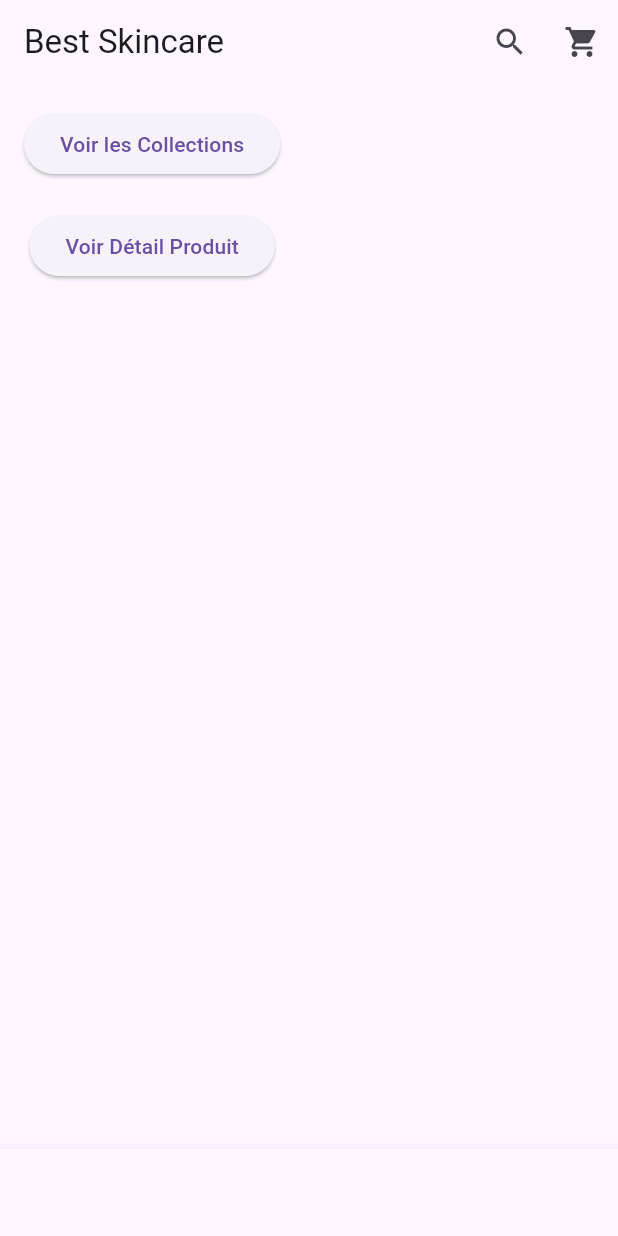
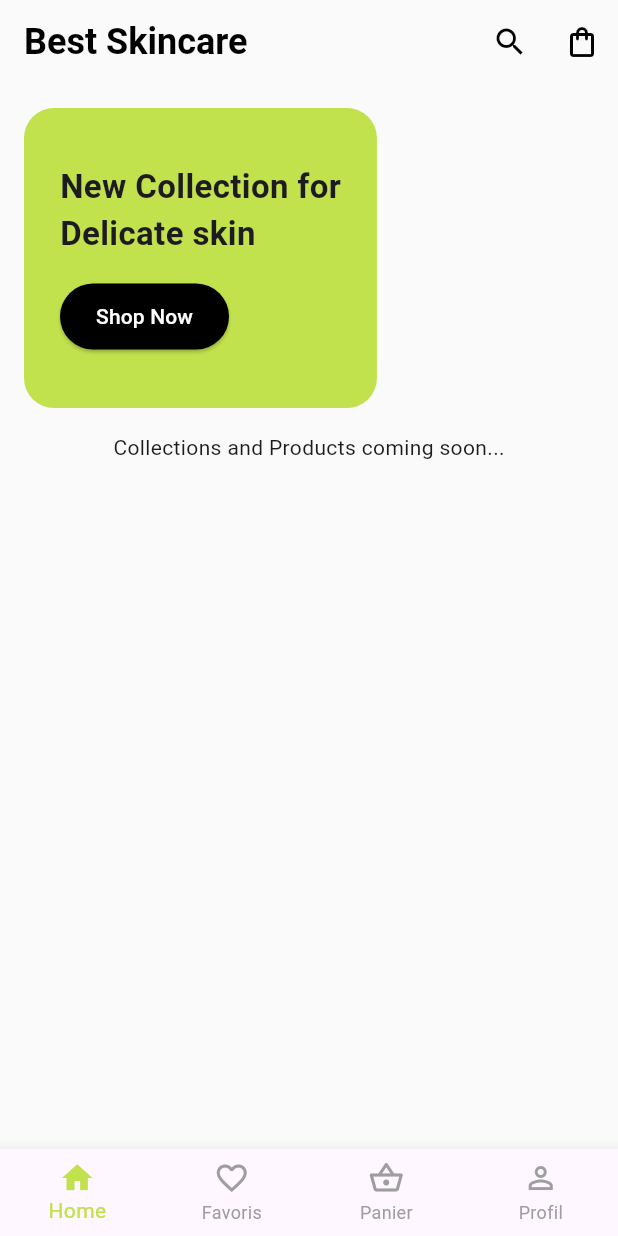
Before and after one commit to desse20/skincare_app, a Flutter app: the screen it shows after launch, on a phone screen of 412 x 824 dp. Run offline on Flutter 3.47's test engine with Material 3 defaults, Android fonts, the phone set to English and light mode, and no system bars.

Commit message:
feat: Add Hero section to HomeScreen

```diff
--- a/lib/screens/home_screen.dart
+++ b/lib/screens/home_screen.dart
@@ -7,61 +7,99 @@ class HomeScreen extends StatelessWidget {
   @override
   Widget build(BuildContext context) {
     return Scaffold(
+      backgroundColor: Colors.grey[50], // Light background
       appBar: AppBar(
-        title: const Text('Best Skincare'),
+        title: const Text(
+          'Best Skincare',
+          style: TextStyle(color: Colors.black, fontSize: 24, fontWeight: FontWeight.bold),
+        ),
+        backgroundColor: Colors.transparent,
+        elevation: 0,
         actions: [
           IconButton(
-            icon: const Icon(Icons.search),
+            icon: const Icon(Icons.search, color: Colors.black),
             onPressed: () {},
           ),
           IconButton(
-            icon: const Icon(Icons.shopping_cart),
+            icon: const Icon(Icons.shopping_bag_outlined, color: Colors.black),
             onPressed: () {
               Navigator.pushNamed(context, AppRoutes.cart);
             },
           ),
         ],
       ),
-      body: Padding(
-        padding: const EdgeInsets.all(16.0),
+      body: SingleChildScrollView(
         child: Column(
+          crossAxisAlignment: CrossAxisAlignment.start,
           children: [
+            // STEP 2: Hero Section
+            Container(
+              margin: const EdgeInsets.all(16),
+              height: 200,
+              decoration: BoxDecoration(
+                color: const Color(0xFFC1E14D), // Lime green from mockup
+                borderRadius: BorderRadius.circular(20),
+              ),
+              child: Stack(
+                children: [
+                  // Placeholder for image (optional for now based on plan)
+                  Padding(
+                    padding: const EdgeInsets.all(24.0),
+                    child: Column(
+                      crossAxisAlignment: CrossAxisAlignment.start,
+                      mainAxisAlignment: MainAxisAlignment.center,
+                      children: [
+                        const Text(
+                          'New Collection for\nDelicate skin',
+                          style: TextStyle(
+                            fontSize: 22,
+                            fontWeight: FontWeight.w600,
+                          ),
+                        ),
+                        const SizedBox(height: 16),
                         ElevatedButton(
                           onPressed: () {
                              Navigator.pushNamed(context, AppRoutes.collections);
                           },
-              child: const Text('Voir les Collections'),
+                          style: ElevatedButton.styleFrom(
+                            backgroundColor: Colors.black,
+                            shape: RoundedRectangleBorder(
+                              borderRadius: BorderRadius.circular(30),
                             ),
-            const SizedBox(height: 20),
-            ElevatedButton(
-              onPressed: () {
-                Navigator.pushNamed(
-                  context,
-                  AppRoutes.productDetail,
-                  arguments: 'green-grape-123',
-                );
-              },
-              child: const Text('Voir Détail Produit'),
+                            padding: const EdgeInsets.symmetric(horizontal: 24, vertical: 12),
+                          ),
+                          child: const Text('Shop Now', style: TextStyle(color: Colors.white)),
                         ),
                       ],
                     ),
                   ),
+                ],
+              ),
+            ),
+             // Placeholder for next steps
+            const Center(child: Text("Collections and Products coming soon...")),
+          ],
+        ),
+      ),
       bottomNavigationBar: BottomNavigationBar(
+        type: BottomNavigationBarType.fixed, // Ensure icons are visible
+        selectedItemColor: const Color(0xFFC1E14D),
+        unselectedItemColor: Colors.grey,
         items: const [
           BottomNavigationBarItem(
             icon: Icon(Icons.home),
-            label: 'Accueil',
+            label: 'Home',
           ),
           BottomNavigationBarItem(
-            icon: Icon(Icons.favorite),
+            icon: Icon(Icons.favorite_border),
             label: 'Favoris',
           ),
            BottomNavigationBarItem(
-            icon: Icon(Icons.shopping_cart),
+            icon: Icon(Icons.shopping_basket_outlined),
             label: 'Panier',
           ),
           BottomNavigationBarItem(
-            icon: Icon(Icons.person),
+            icon: Icon(Icons.person_outline),
             label: 'Profil',
           ),
         ],
```
Lines whose indentation alone changed are shown as unchanged.
